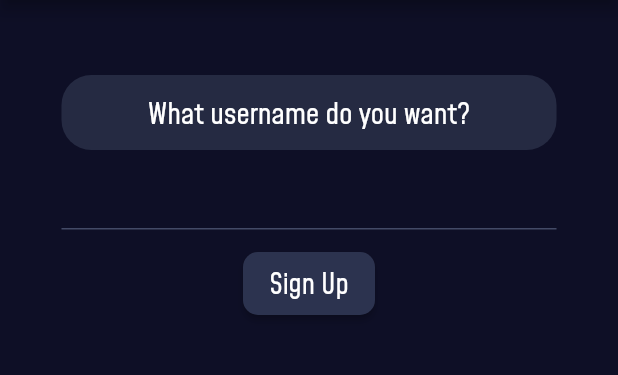
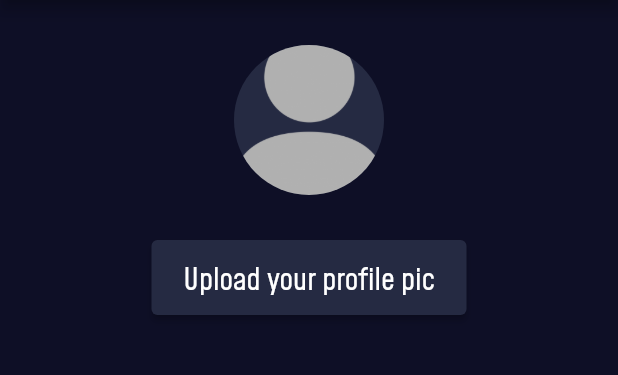
Before and after one commit to anuraglamsal/batuwa, a Flutter app: the screen it shows once a user with an empty profile is signed in, on a phone screen of 412 x 824 dp, the part 84-459 px from its top. Run offline on Flutter 3.47's test engine with Material 2 defaults, Android fonts, the phone set to English and light mode, and no system bars; our stand-ins replace cloud_firestore, email_validator, firebase_auth, firebase_core, firebase_storage, flutter_keyboard_visibility and 4 more; accounts and stored records are empty.

```diff
--- a/lib/firsttimelogin.dart
+++ b/lib/firsttimelogin.dart
@@ -40,7 +40,7 @@ class _firsttimeLoginState extends State<firsttimeLogin>{
 	    ),
 	  ),
 	  onTap: (){
-	    update_token();
+	    update_token(0);
 	  },
 	),
 	SizedBox(height: 17),
@@ -62,7 +62,7 @@ class _firsttimeLoginState extends State<firsttimeLogin>{
 	    ),
 	  ),
 	  onTap: (){
-	    update_token_2();
+	    update_token(-1);
 	  },
 	),
       ],
--- /dev/null
+++ b/lib/profpicscreen.dart
@@ -0,0 +1,57 @@
+import 'package:flutter/material.dart';
+import 'package:image_picker/image_picker.dart';
+import 'package:permission_handler/permission_handler.dart';
+import 'package:firebase_storage/firebase_storage.dart';
+
+class profpicscreen extends StatefulWidget{
+  @override
+  _profpicscreenState createState() => _profpicscreenState();
+}
+
+class _profpicscreenState extends State<profpicscreen>{
+  String imageUrl;
+  @override
+  Widget build(BuildContext context){
+    return Scaffold(
+      appBar: AppBar(
+	title: Center(child: Text("batuwa", style: TextStyle(fontFamily: 'Mohave',))),
+	backgroundColor: Color(0xff252a42),
+      ),
+      body: Container(
+	color: Color(0xff0e0f26),
+	alignment: Alignment.center,
+	child: Column(
+	  children: [
+	    SizedBox(height: 30),
+	    (imageUrl !=null) ?
+	    	Image.network(imageUrl) :
+		CircleAvatar(
+		  radius: 50,
+		  backgroundColor: Color(0xff252a42),
+		  backgroundImage: AssetImage(
+		    'assets/images/ProfilePic.png',
+		  ),
+		),
+            SizedBox(height: 30),
+	    Container(
+	      height: 50,
+	      width: 210,
+	      child: ElevatedButton(
+		style: ElevatedButton.styleFrom(
+		  primary: Color(0xff252a42),
+		),
+		onPressed: (){},
+		child: Text("Upload your profile pic", style: TextStyle(fontFamily: "Mohave", fontSize: 20,)),
+	      ),
+	    ),
+	  ],
+	),
+      ),
+    );
+  }
+
+  uploadImage(){
+
+  }
+
+}
--- a/lib/userscreen.dart
+++ b/lib/userscreen.dart
@@ -3,8 +3,9 @@ import 'package:firebase_auth/firebase_auth.dart';
 import 'package:cloud_firestore/cloud_firestore.dart';
 import 'firsttimelogin.dart';
 import 'normalscreen.dart';
-import 'customizescreen.dart';
 import 'cloud.dart';
+import 'usernamescreen.dart';
+import 'profpicscreen.dart';
 
 class userscreen extends StatelessWidget{
   @override
@@ -32,9 +33,15 @@ class userscreen extends StatelessWidget{
 	  return normalscreen();
 	}
       else{
-	return customizescreen();
+	if(snapshot.data['token'] == -1){
+	  return usernamescreen();
+        }
+	else{
+	  return profpicscreen();
+        }
       }
     }
   );
 }
+
 }
--- a/pubspec.yaml
+++ b/pubspec.yaml
@@ -36,6 +36,8 @@ dependencies:
   flutter_map: ^0.11.0
   latlng: ^0.0.2
   firebase_storage: ^7.0.0
+  image_picker: ^0.6.7+22
+  permission_handler: ^5.1.0+2
 
 
   # The following adds the Cupertino Icons font to your application.
@@ -64,6 +66,7 @@ flutter:
   assets:
     - assets/images/logo.png
     - assets/images/logo2.png
+    - assets/images/ProfilePic.png
   fonts:
     - family: Mohave
       fonts:
```
Also changed, not shown: lib/cloud.dart (+2 -11 lines), lib/usernamescreen.dart (renamed from lib/customizescreen.dart, +4 -16 lines), assets/images/ProfilePic.png (added), pubspec.lock.
